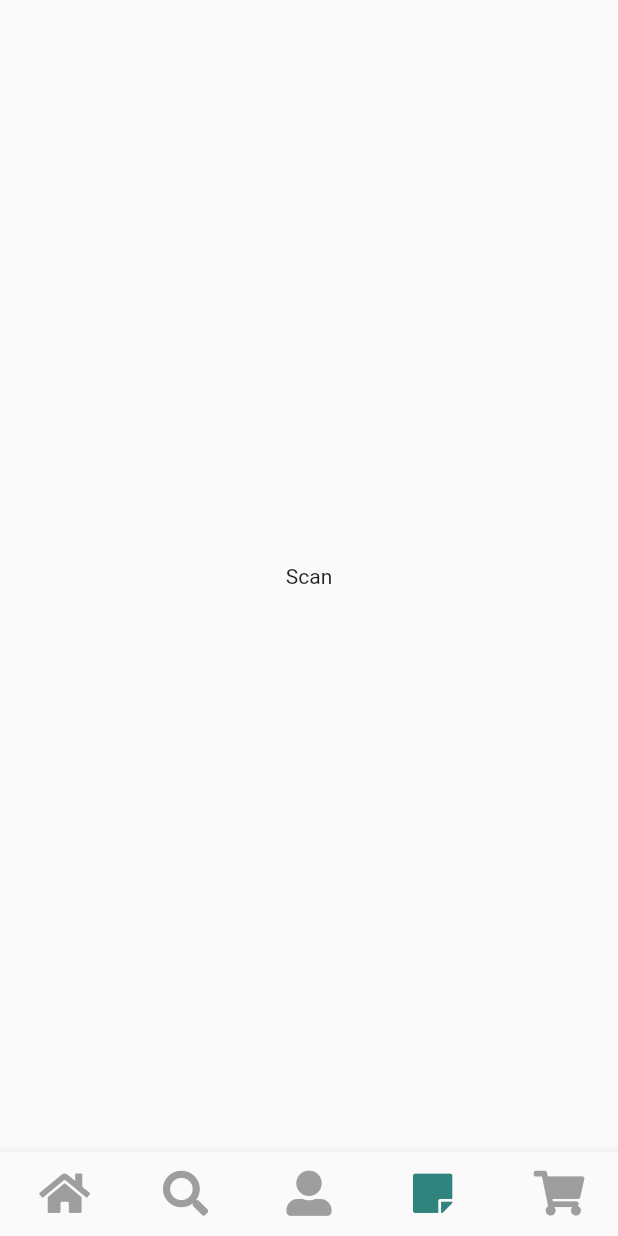
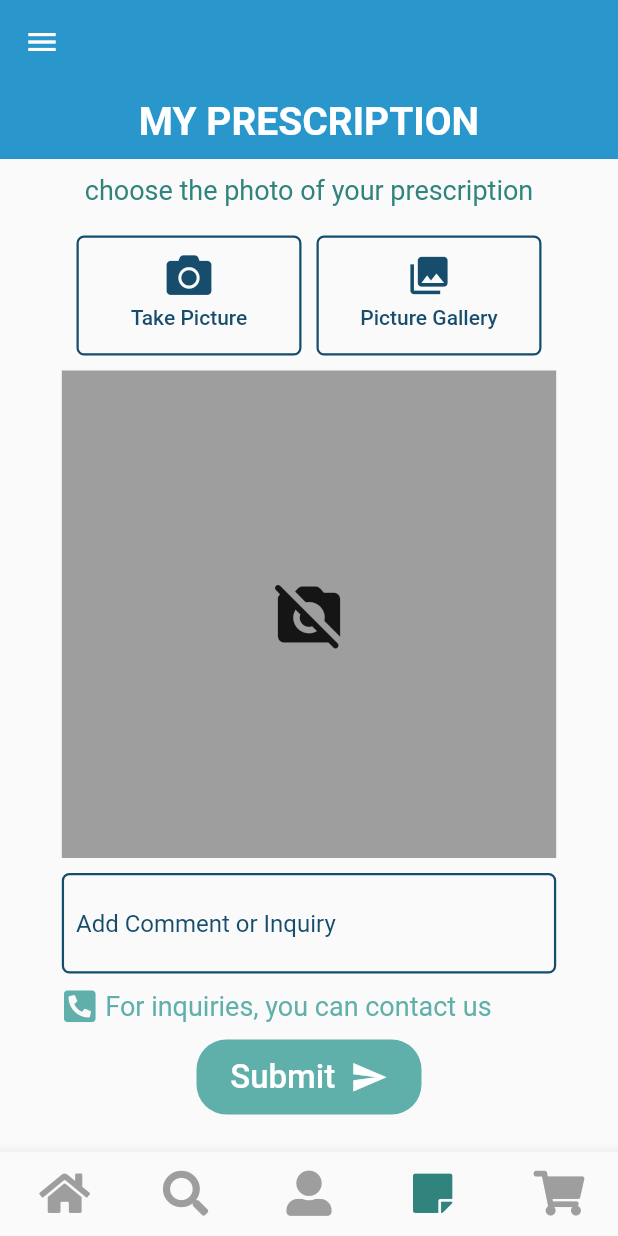
Before and after one commit to mimib00/Pharmacy-App, a Flutter app: the screen it shows after launch, item 4 of the bottom bar chosen, on a phone screen of 412 x 824 dp. Run offline on Flutter 3.47's test engine with Material 2 defaults, Android fonts, the phone set to English and light mode, and no system bars; our stand-ins replace flutter_svg, font_awesome_flutter.

Commit message:
finished scan page design

```diff
--- a/lib/utils/color.dart
+++ b/lib/utils/color.dart
@@ -5,3 +5,4 @@ const kGreenColor = Color(0xFF30847D);
 const kTextColor = Color(0xFF3C4046);
 const kBackgroundColor = Color(0xFFF9F8FD);
 const mainTeal = Color(0xff5FB0AA);
+const darkBlue = Color(0xff174D6C);
--- a/lib/views/scan.dart
+++ b/lib/views/scan.dart
@@ -1,13 +1,102 @@
 import 'package:flutter/material.dart';
+import 'package:font_awesome_flutter/font_awesome_flutter.dart';
+import 'package:pharmacy_app/utils/color.dart';
+import 'package:pharmacy_app/widgets/comment_input.dart';
+import 'package:pharmacy_app/widgets/custom_button_1.dart';
+import 'package:pharmacy_app/widgets/custom_button_2.dart';
+import 'package:pharmacy_app/widgets/drawer.dart';
 
 class PaperScan extends StatelessWidget {
   const PaperScan({Key? key}) : super(key: key);
 
   @override
   Widget build(BuildContext context) {
-    return Container(
-      child: Center(
-        child: Text('Scan'),
+    return Scaffold(
+      drawer: NavigationDrawer(),
+      body: Column(
+        children: [
+          AppBar(
+            backgroundColor: kPrimaryColor,
+            elevation: 0,
+          ),
+          Container(
+            height: 50,
+            color: kPrimaryColor,
+            width: double.infinity,
+            child: Center(
+              child: Text(
+                'MY PRESCRIPTION',
+                style: TextStyle(color: Colors.white, fontWeight: FontWeight.bold, fontSize: 26),
+              ),
+            ),
+          ),
+          Padding(
+            padding: const EdgeInsets.symmetric(vertical: 10),
+            child: Text(
+              'choose the photo of your prescription',
+              style: TextStyle(
+                color: kGreenColor,
+                fontSize: 18,
+              ),
+            ),
+          ),
+          SizedBox(height: 10),
+          Row(
+            mainAxisAlignment: MainAxisAlignment.center,
+            children: [
+              CustomButton1(
+                iconData: FontAwesomeIcons.camera,
+                title: 'Take Picture',
+              ),
+              CustomButton1(
+                iconData: Icons.photo_library,
+                title: 'Picture Gallery',
+              ),
+            ],
+          ),
+          Expanded(
+            child: Container(
+              margin: EdgeInsets.symmetric(horizontal: MediaQuery.of(context).size.width * 0.1, vertical: 10),
+              color: Colors.grey,
+              child: Center(
+                child: Icon(
+                  Icons.no_photography_rounded,
+                  size: 50,
+                ),
+              ),
+            ),
+          ),
+          CommentInput(),
+          GestureDetector(
+            onTap: () {},
+            child: Container(
+              margin: EdgeInsets.symmetric(
+                horizontal: MediaQuery.of(context).size.width * 0.1,
+              ),
+              child: Row(
+                children: [
+                  Icon(
+                    FontAwesomeIcons.phoneSquareAlt,
+                    color: mainTeal,
+                  ),
+                  SizedBox(width: 5),
+                  Text(
+                    'For inquiries, you can contact us',
+                    style: TextStyle(color: mainTeal, fontSize: 18, fontWeight: FontWeight.w400),
+                  )
+                ],
+              ),
+            ),
+          ),
+          Container(
+            margin: EdgeInsets.symmetric(vertical: 10),
+            child: CustomButton2(
+              onTap: () {},
+              title: 'Submit',
+            ),
+          ),
+          SizedBox(height: 15)
+        ],
       ),
     );
   }
--- /dev/null
+++ b/lib/widgets/comment_input.dart
@@ -0,0 +1,29 @@
+import 'package:flutter/material.dart';
+import 'package:pharmacy_app/utils/color.dart';
+
+class CommentInput extends StatelessWidget {
+  final TextEditingController? controller;
+
+  const CommentInput({this.controller});
+  @override
+  Widget build(BuildContext context) {
+    return Container(
+      margin: EdgeInsets.only(left: MediaQuery.of(context).size.width * 0.1, right: MediaQuery.of(context).size.width * 0.1, bottom: 10),
+      padding: EdgeInsets.all(8),
+      decoration: BoxDecoration(
+        borderRadius: BorderRadius.circular(5),
+        border: Border.all(color: darkBlue, width: 1.5),
+      ),
+      child: TextField(
+        controller: controller,
+        decoration: InputDecoration(
+          border: InputBorder.none,
+          hintText: "Add Comment or Inquiry",
+          hintStyle: TextStyle(
+            color: darkBlue,
+          ),
+        ),
+      ),
+    );
+  }
+}
--- /dev/null
+++ b/lib/widgets/custom_button_1.dart
@@ -0,0 +1,43 @@
+import 'package:flutter/material.dart';
+import 'package:pharmacy_app/utils/color.dart';
+
+class CustomButton1 extends StatelessWidget {
+  final IconData? iconData;
+  final String? title;
+
+  const CustomButton1({this.iconData, this.title});
+  @override
+  Widget build(BuildContext context) {
+    return MaterialButton(
+      elevation: 0,
+      padding: EdgeInsets.symmetric(horizontal: 5.0),
+      minWidth: 0,
+      materialTapTargetSize: MaterialTapTargetSize.shrinkWrap,
+      height: 0,
+      onPressed: () {},
+      child: Container(
+        height: 80,
+        width: 150,
+        padding: EdgeInsets.all(10),
+        decoration: BoxDecoration(
+          borderRadius: BorderRadius.circular(5),
+          border: Border.all(color: darkBlue, width: 1.5),
+        ),
+        child: Column(
+          children: [
+            Icon(
+              iconData,
+              size: 30,
+              color: darkBlue,
+            ),
+            SizedBox(height: 5),
+            Text(
+              title!,
+              style: TextStyle(color: darkBlue, fontWeight: FontWeight.w500),
+            ),
+          ],
+        ),
+      ),
+    );
+  }
+}
--- /dev/null
+++ b/lib/widgets/custom_button_2.dart
@@ -0,0 +1,45 @@
+import 'package:flutter/material.dart';
+import 'package:pharmacy_app/utils/color.dart';
+
+class CustomButton2 extends StatelessWidget {
+  final String? title;
+  final IconData? iconData;
+  final Function()? onTap;
+
+  const CustomButton2({this.title, this.iconData, @required this.onTap});
+
+  @override
+  Widget build(BuildContext context) {
+    return MaterialButton(
+      onPressed: onTap,
+      child: Container(
+        height: 50,
+        width: 150,
+        padding: EdgeInsets.symmetric(horizontal: 5),
+        decoration: BoxDecoration(
+          color: mainTeal,
+          borderRadius: BorderRadius.circular(20),
+        ),
+        child: Row(
+          mainAxisAlignment: MainAxisAlignment.center,
+          children: [
+            Text(
+              title!,
+              style: TextStyle(
+                color: Colors.white,
+                fontSize: 22,
+                fontWeight: FontWeight.w500,
+              ),
+            ),
+            SizedBox(width: 10),
+            Icon(
+              iconData == null ? Icons.send : iconData,
+              size: 25,
+              color: Colors.white,
+            )
+          ],
+        ),
+      ),
+    );
+  }
+}
```
